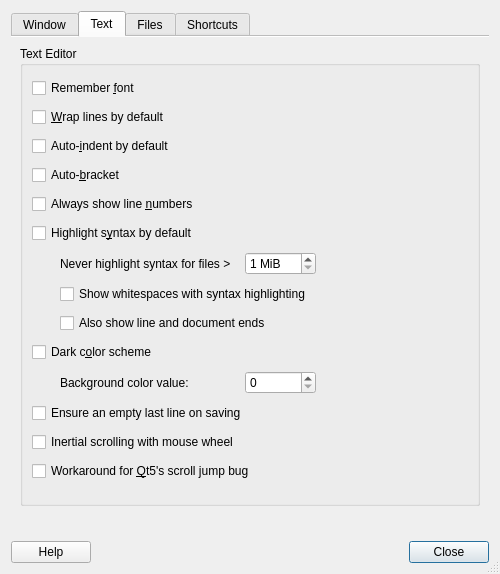
Above: featherpad/predDialog.ui from vecnathewhisperd0/FeatherPad before the change. Below: the same form after it.
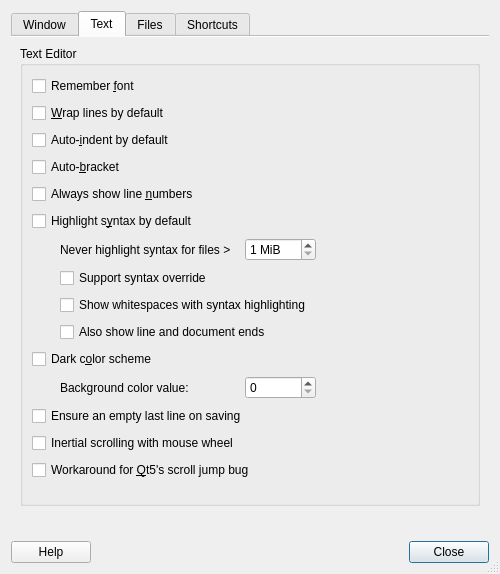
That is the form after the change. The open tabs and pages were chosen to show the change. Icons and pictures are not drawn.

Commit message: Support syntax override (as an option)

Patch:
```diff
--- a/featherpad/predDialog.ui
+++ b/featherpad/predDialog.ui
@@ -416,6 +416,17 @@
            </spacer>
           </item>
           <item row="7" column="1" colspan="2">
+           <widget class="QCheckBox" name="enforceSyntaxBox">
+            <property name="toolTip">
+             <string>This creates a menu button on the
+status bar for changing the syntax.</string>
+            </property>
+            <property name="text">
+             <string>Support syntax override</string>
+            </property>
+           </widget>
+          </item>
+          <item row="8" column="1" colspan="2">
            <widget class="QCheckBox" name="whiteSpaceBox">
             <property name="toolTip">
              <string>Show spaces, tabs and tab lines
@@ -426,14 +437,14 @@
             </property>
            </widget>
           </item>
-          <item row="8" column="1" colspan="2">
+          <item row="9" column="1" colspan="2">
            <widget class="QCheckBox" name="endingsBox">
             <property name="text">
              <string>Also show line and document ends</string>
             </property>
            </widget>
           </item>
-          <item row="9" column="0" colspan="3">
+          <item row="10" column="0" colspan="3">
            <widget class="QCheckBox" name="colBox">
             <property name="toolTip">
              <string>Needs window reopening to take effect.</string>
@@ -443,7 +454,7 @@
             </property>
            </widget>
           </item>
-          <item row="10" column="2">
+          <item row="11" column="2">
            <widget class="QSpinBox" name="colorValueSpin">
             <property name="toolTip">
              <string>The color value of the background.
@@ -457,7 +468,7 @@
             </property>
            </widget>
           </item>
-          <item row="10" column="1">
+          <item row="11" column="1">
            <widget class="QLabel" name="colorValueLabel">
             <property name="toolTip">
              <string>The color value of the background.
@@ -474,7 +485,7 @@
             </property>
            </widget>
           </item>
-          <item row="11" column="0" colspan="3">
+          <item row="12" column="0" colspan="3">
            <widget class="QCheckBox" name="lastLineBox">
             <property name="toolTip">
              <string>Some text editors cannot open a document
@@ -485,7 +496,7 @@
             </property>
            </widget>
           </item>
-          <item row="12" column="0" colspan="2">
+          <item row="13" column="0" colspan="2">
            <widget class="QCheckBox" name="inertiaBox">
             <property name="toolTip">
              <string>Should the mouse wheel scrolling be inertial
@@ -496,7 +507,7 @@
             </property>
            </widget>
           </item>
-          <item row="13" column="0" colspan="3">
+          <item row="14" column="0" colspan="3">
            <widget class="QCheckBox" name="scrollBox">
             <property name="toolTip">
              <string>This is not a complete fix but
```
The commit also changes 15 other files.
